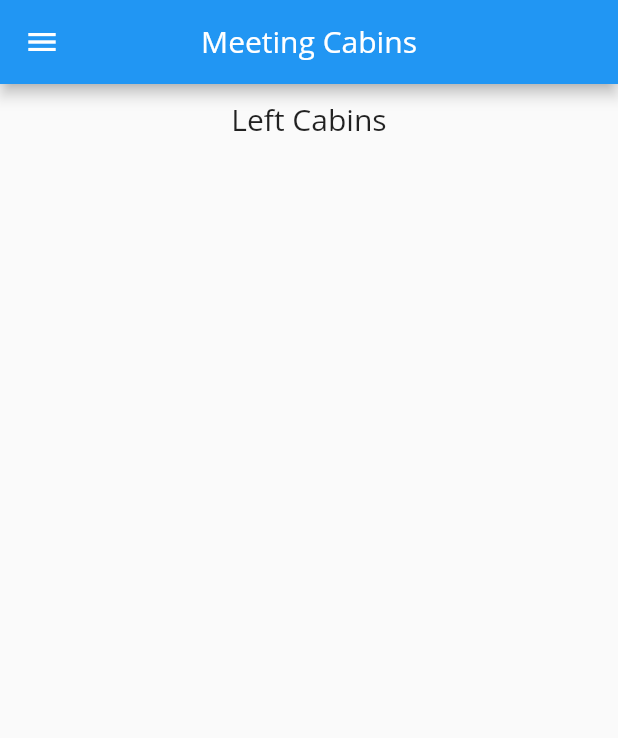
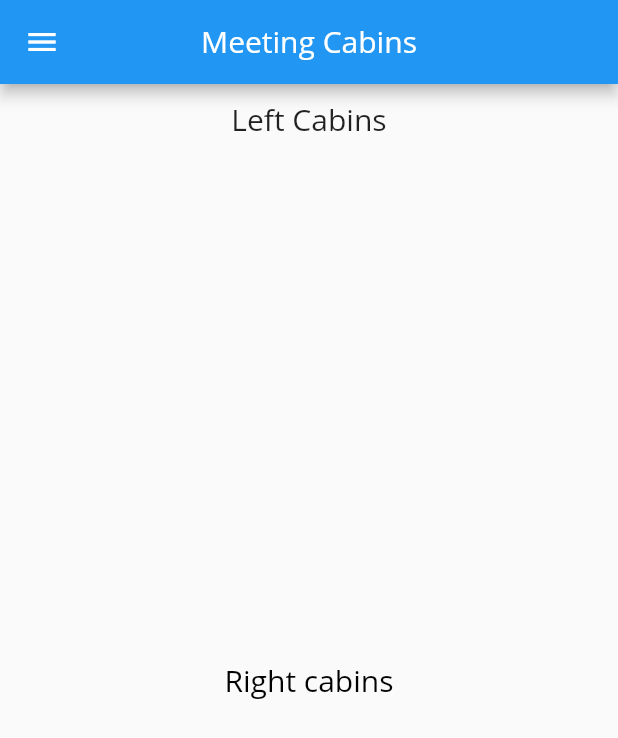
Before and after one commit to gajjarvatsall/cabin-app, a Flutter app: the screen it shows once a user with an empty profile is signed in, on a phone screen of 412 x 824 dp. Shown: the top 738 px of the screen. Run offline on Flutter 3.47's test engine with Material 2 defaults, Android fonts, the phone set to English and light mode, and no system bars; our stand-ins replace cached_network_image, cloud_firestore, firebase_auth, firebase_core, google_sign_in; accounts and stored records are empty.

Commit message:
- Created Firebase Instatnce in Drawer Widget - Created a Column and Merge Left and Right Cabin - Wrap Left And Right Cabin Widget With Expanded

```diff
--- a/lib/modules/home_screen.dart
+++ b/lib/modules/home_screen.dart
@@ -22,10 +22,10 @@ class _HomeScreenState extends State<HomeScreen> {
         centerTitle: true,
         title: const Text("Meeting Cabins"),
       ),
-      drawer: CustomDrawer(auth: auth, googleSignIn: googleSignIn),
+      drawer: const CustomDrawer(),
       body: Padding(
           padding: EdgeInsets.all(MediaQuery.of(context).size.width / 40),
-          child: const LeftCabin()),
+          child: Column(children: const [LeftCabin(), RightCabin()])),
     );
   }
 }
--- a/lib/widgets/left_cabin.dart
+++ b/lib/widgets/left_cabin.dart
@@ -17,8 +17,8 @@ class _LeftCabinState extends State<LeftCabin> {
 
   @override
   Widget build(BuildContext context) {
-    return Scaffold(
-      body: Column(
+    return Expanded(
+      child: Column(
         children: [
           Text(
             "Left Cabins",
@@ -32,16 +32,14 @@ class _LeftCabinState extends State<LeftCabin> {
                 FirebaseFirestore.instance.collection(cabinLeft).snapshots(),
             builder: (BuildContext context, snapshot) {
               if (snapshot.hasData) {
-                return Flexible(
-                  child: GridView.count(
+                return GridView.count(
                   shrinkWrap: true,
                   physics: const NeverScrollableScrollPhysics(),
                   crossAxisCount: 3,
                   childAspectRatio: 1,
                   mainAxisSpacing: 10,
                   crossAxisSpacing: 15,
-                    children:
-                        List.generate(snapshot.data!.docs.length, (index) {
+                  children: List.generate(snapshot.data!.docs.length, (index) {
                     DocumentSnapshot cabin = snapshot.data!.docs[index];
                     return GestureDetector(
                       onTap: () async {
@@ -78,7 +76,6 @@ class _LeftCabinState extends State<LeftCabin> {
                       ),
                     );
                   }),
-                  ),
                 );
               } else if (snapshot.hasError) {
                 return Text(snapshot.error.toString());
--- a/lib/widgets/right_cabin.dart
+++ b/lib/widgets/right_cabin.dart
@@ -13,8 +13,8 @@ class _RightCabinState extends State<RightCabin> {
   final String cabinRight = 'cabinRight';
   @override
   Widget build(BuildContext context) {
-    return Scaffold(
-      body: Column(
+    return Expanded(
+      child: Column(
         children: [
           const Text(
             "Right cabins",
@@ -31,8 +31,7 @@ class _RightCabinState extends State<RightCabin> {
                   FirebaseFirestore.instance.collection(cabinRight).snapshots(),
               builder: (context, snapshot) {
                 if (snapshot.hasData) {
-                  return Flexible(
-                    child: GridView.count(
+                  return GridView.count(
                     shrinkWrap: true,
                     physics: const NeverScrollableScrollPhysics(),
                     crossAxisCount: 3,
@@ -47,8 +46,7 @@ class _RightCabinState extends State<RightCabin> {
                           if (cabins['isSelected'] == true) {
                             CabinRepository.updateCabinValue(cabins.id, true);
                           } else {
-                              CabinRepository.updateCabinValue(
-                                  cabins.id, false);
+                            CabinRepository.updateCabinValue(cabins.id, false);
                           }
                         },
                         child: Container(
@@ -76,7 +74,6 @@ class _RightCabinState extends State<RightCabin> {
                         ),
                       );
                     }),
-                    ),
                   );
                 } else if (snapshot.hasError) {
                   return Text(snapshot.error.toString());
```
Also changed, not shown: lib/widgets/drawer.dart (+9 -6 lines). Lines whose indentation alone changed are shown as unchanged.
